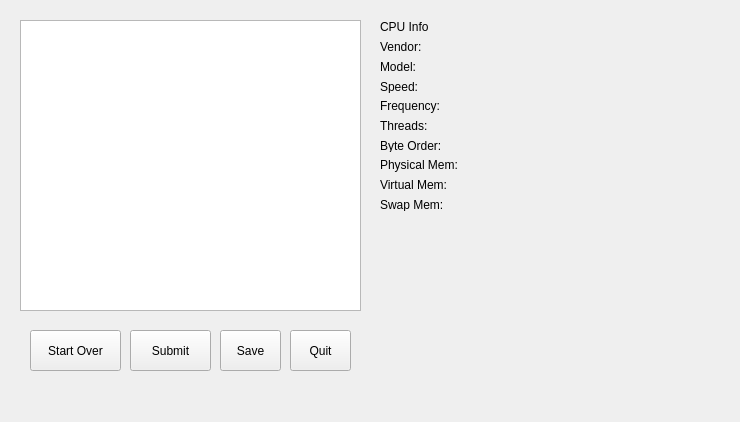
mguid65/OpenSystemBench, file guistructure/resultwindow.ui: the form before one commit.
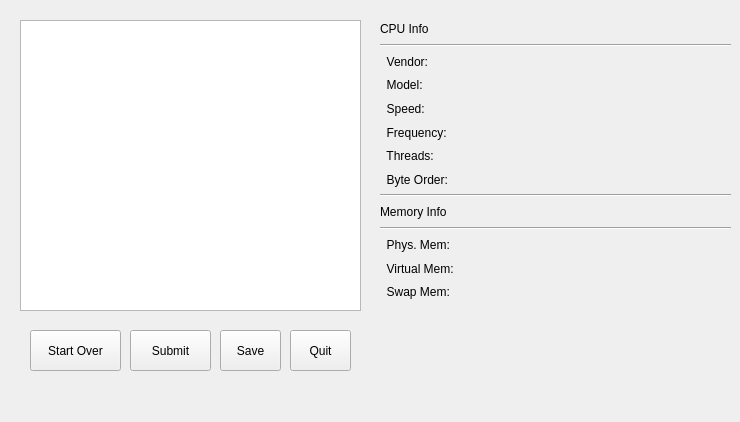
The form after the commit.

Commit message: Fix Sys info

The edit to the form file:
```diff
--- a/guistructure/resultwindow.ui
+++ b/guistructure/resultwindow.ui
@@ -114,50 +114,64 @@
      <rect>
       <x>380</x>
       <y>20</y>
-      <width>101</width>
-      <height>191</height>
+      <width>102</width>
+      <height>281</height>
      </rect>
     </property>
     <layout class="QGridLayout" name="labels">
-     <item row="1" column="0">
+     <item row="8" column="0">
+      <widget class="Line" name="line">
+       <property name="orientation">
+        <enum>Qt::Horizontal</enum>
+       </property>
+      </widget>
+     </item>
+     <item row="10" column="0">
+      <widget class="Line" name="line_3">
+       <property name="orientation">
+        <enum>Qt::Horizontal</enum>
+       </property>
+      </widget>
+     </item>
+     <item row="2" column="0">
       <widget class="QLabel" name="vendor">
        <property name="text">
-        <string>Vendor: </string>
+        <string>  Vendor: </string>
        </property>
       </widget>
      </item>
-     <item row="5" column="0">
+     <item row="6" column="0">
       <widget class="QLabel" name="thread">
        <property name="text">
-        <string>Threads:</string>
+        <string>  Threads:</string>
        </property>
       </widget>
      </item>
-     <item row="8" column="0">
+     <item row="12" column="0">
       <widget class="QLabel" name="virt_mem">
        <property name="text">
-        <string>Virtual Mem:</string>
+        <string>  Virtual Mem:</string>
        </property>
       </widget>
      </item>
-     <item row="6" column="0">
+     <item row="7" column="0">
       <widget class="QLabel" name="byte_order">
        <property name="text">
-        <string>Byte Order:</string>
+        <string>  Byte Order:</string>
        </property>
       </widget>
      </item>
-     <item row="2" column="0">
+     <item row="3" column="0">
       <widget class="QLabel" name="model">
        <property name="text">
-        <string>Model: </string>
+        <string>  Model: </string>
        </property>
       </widget>
      </item>
-     <item row="3" column="0">
+     <item row="4" column="0">
       <widget class="QLabel" name="speed">
        <property name="text">
-        <string>Speed: </string>
+        <string>  Speed: </string>
        </property>
       </widget>
      </item>
@@ -168,24 +182,38 @@
        </property>
       </widget>
      </item>
-     <item row="4" column="0">
+     <item row="5" column="0">
       <widget class="QLabel" name="freq">
        <property name="text">
-        <string>Frequency:</string>
+        <string>  Frequency:</string>
        </property>
       </widget>
      </item>
-     <item row="7" column="0">
+     <item row="11" column="0">
       <widget class="QLabel" name="phy_mem">
        <property name="text">
-        <string>Physical Mem:</string>
+        <string>  Phys. Mem:</string>
        </property>
       </widget>
      </item>
-     <item row="9" column="0">
+     <item row="13" column="0">
       <widget class="QLabel" name="swap_mem">
        <property name="text">
-        <string>Swap Mem:</string>
+        <string>  Swap Mem:</string>
+       </property>
+      </widget>
+     </item>
+     <item row="9" column="0">
+      <widget class="QLabel" name="mem_info">
+       <property name="text">
+        <string>Memory Info</string>
+       </property>
+      </widget>
+     </item>
+     <item row="1" column="0">
+      <widget class="Line" name="line_5">
+       <property name="orientation">
+        <enum>Qt::Horizontal</enum>
        </property>
       </widget>
      </item>
@@ -197,67 +225,74 @@
       <x>480</x>
       <y>20</y>
       <width>251</width>
-      <height>191</height>
+      <height>281</height>
      </rect>
     </property>
     <layout class="QGridLayout" name="values">
-     <item row="1" column="0">
+     <item row="8" column="0">
+      <widget class="Line" name="line_2">
+       <property name="orientation">
+        <enum>Qt::Horizontal</enum>
+       </property>
+      </widget>
+     </item>
+     <item row="2" column="0">
       <widget class="QLabel" name="vendor_val">
        <property name="text">
         <string/>
        </property>
       </widget>
      </item>
-     <item row="4" column="0">
+     <item row="5" column="0">
       <widget class="QLabel" name="freq_val">
        <property name="text">
         <string/>
        </property>
       </widget>
      </item>
-     <item row="3" column="0">
+     <item row="4" column="0">
       <widget class="QLabel" name="speed_val">
        <property name="text">
         <string/>
        </property>
       </widget>
      </item>
-     <item row="2" column="0">
+     <item row="3" column="0">
       <widget class="QLabel" name="model_val">
        <property name="text">
         <string/>
        </property>
       </widget>
      </item>
-     <item row="7" column="0">
+     <item row="11" column="0">
       <widget class="QLabel" name="phy_mem_val">
        <property name="text">
         <string/>
        </property>
       </widget>
      </item>
-     <item row="6" column="0">
+     <item row="7" column="0">
       <widget class="QLabel" name="byte_order_val">
        <property name="text">
         <string/>
        </property>
       </widget>
      </item>
-     <item row="5" column="0">
+     <item row="6" column="0">
       <widget class="QLabel" name="thread_val">
        <property name="text">
         <string/>
        </property>
       </widget>
      </item>
-     <item row="8" column="0">
+     <item row="12" column="0">
       <widget class="QLabel" name="virt_mem_val">
        <property name="text">
         <string/>
        </property>
       </widget>
      </item>
-     <item row="9" column="0">
+     <item row="13" column="0">
       <widget class="QLabel" name="swap_mem_val">
        <property name="text">
         <string/>
@@ -271,6 +306,27 @@
        </property>
       </widget>
      </item>
+     <item row="10" column="0">
+      <widget class="Line" name="line_4">
+       <property name="orientation">
+        <enum>Qt::Horizontal</enum>
+       </property>
+      </widget>
+     </item>
+     <item row="9" column="0">
+      <widget class="QLabel" name="dummy2">
+       <property name="text">
+        <string/>
+       </property>
+      </widget>
+     </item>
+     <item row="1" column="0">
+      <widget class="Line" name="line_6">
+       <property name="orientation">
+        <enum>Qt::Horizontal</enum>
+       </property>
+      </widget>
+     </item>
     </layout>
    </widget>
   </widget>
```
The commit also changes 4 other files.
